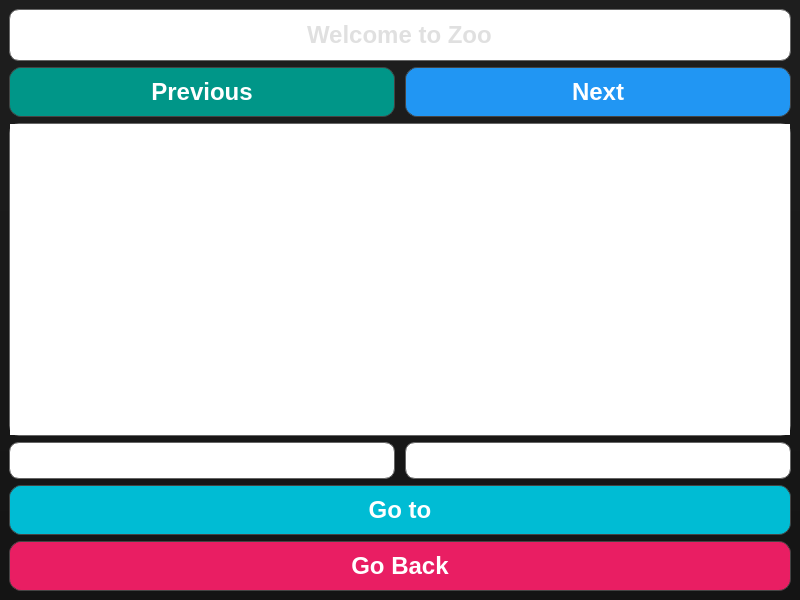
Above: MonkeyZooManager/qt/zoo_areas.ui from woobe-studio/MonkeyZooManager before the change. Below: the same form after it.
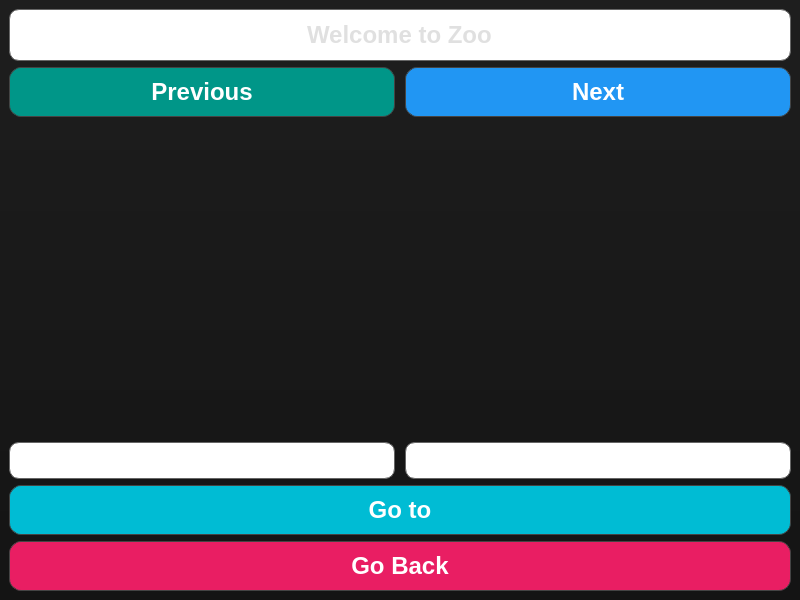
That is the form after the change.

Commit message: added areas pictures, set min size for window

```diff
--- a/MonkeyZooManager/qt/zoo_areas.ui
+++ b/MonkeyZooManager/qt/zoo_areas.ui
@@ -146,14 +146,9 @@
      </layout>
     </item>
     <item>
-     <widget class="QGraphicsView" name="Icon">
-      <property name="styleSheet">
-       <string notr="true">background: qlineargradient(x1: 0, y1: 0, x2: 0, y2: 1,
-                            stop: 0 #424242,
-                            stop: 1 #303030);
-color: white;
-border-radius: 10px;
-border: 1px solid #666;</string>
+     <widget class="QLabel" name="Icon">
+      <property name="text">
+       <string/>
       </property>
      </widget>
     </item>
```
Left out of the diff: 4 changed lines with no effect on the pictures. Lines whose indentation alone changed are shown as unchanged. The commit also changes 7 other files.
